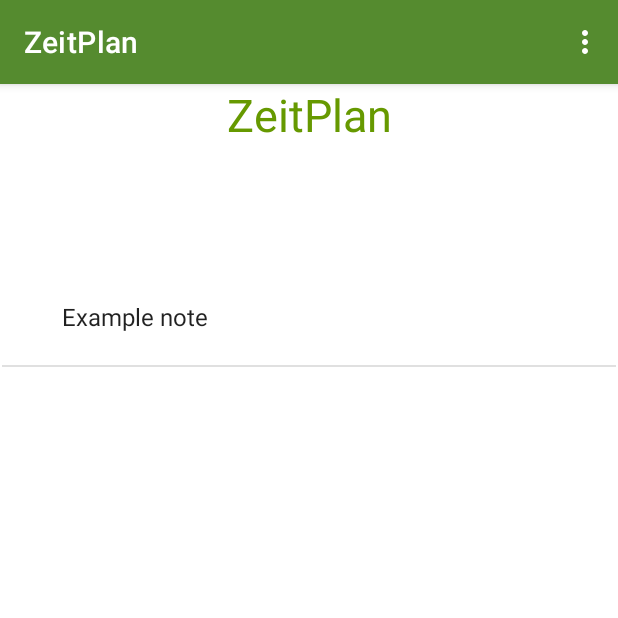
After one commit to danielaocampo2/ZeitPlan_proyect, an Android app: the NoteActivity screen opened directly, with no data from a screen before it, on a phone screen of 412 x 824 dp, the top half of it. The commit adds this screen. Run offline under Robolectric (Android 15) with nearby library versions, the phone set to English and light mode, and no system bars.

Commit message:
UC8-Notas Rápidas

```diff
--- a/app/build.gradle
+++ b/app/build.gradle
@@ -1,6 +1,7 @@
 plugins {
     id 'com.android.application'
     id 'com.google.gms.google-services'
+
 }
 
 android {
--- /dev/null
+++ b/app/src/main/java/com/example/zeitplan_proyect/NoteActivity.java
@@ -0,0 +1,108 @@
+package com.example.zeitplan_proyect;
+
+import android.content.Context;
+import android.content.DialogInterface;
+import android.content.Intent;
+import android.content.SharedPreferences;
+import android.os.Bundle;
+import android.view.Menu;
+import android.view.MenuInflater;
+import android.view.MenuItem;
+import android.view.View;
+import android.widget.AdapterView;
+import android.widget.ArrayAdapter;
+import android.widget.ListView;
+import androidx.annotation.NonNull;
+import androidx.appcompat.app.AlertDialog;
+import androidx.appcompat.app.AppCompatActivity;
+import java.util.ArrayList;
+import java.util.HashSet;
+
+
+public class NoteActivity extends AppCompatActivity {
+
+    static ArrayList<String> notes = new ArrayList<>();
+    static ArrayAdapter arrayAdapter;
+
+    @Override
+    public boolean onCreateOptionsMenu(Menu menu) {
+
+        MenuInflater menuInflater = getMenuInflater();
+        menuInflater.inflate(R.menu.add_note_menu, menu);
+
+        return super.onCreateOptionsMenu(menu);
+    }
+
+    @Override
+    public boolean onOptionsItemSelected(@NonNull MenuItem item) {
+        super.onOptionsItemSelected(item);
+
+        if (item.getItemId() == R.id.add_note) {
+
+            // Moverse de NoteActivity a NotesEditorActivity
+            Intent intent = new Intent(getApplicationContext(), NoteEditorActivity.class);
+            startActivity(intent);
+            return true;
+        }
+
+        return false;
+    }
+
+    @Override
+    protected void onCreate(Bundle savedInstanceState) {
+        super.onCreate(savedInstanceState);
+        setContentView(R.layout.activity_note);
+
+        ListView listView = findViewById(R.id.listView);
+        SharedPreferences sharedPreferences = getApplicationContext().getSharedPreferences("com.example.notes", Context.MODE_PRIVATE);
+        HashSet<String> set = (HashSet<String>) sharedPreferences.getStringSet("notes", null);
+
+        if (set == null) {
+
+            notes.add("Example note");
+        } else {
+            notes = new ArrayList(set);
+        }
+
+        // Usando el listView ArrayAdapter para mostrar el contenido de la nota.
+        arrayAdapter = new ArrayAdapter(this, android.R.layout.simple_expandable_list_item_1, notes);
+
+        listView.setAdapter(arrayAdapter);
+
+        listView.setOnItemClickListener(new AdapterView.OnItemClickListener() {
+            @Override
+            public void onItemClick(AdapterView<?> adapterView, View view, int i, long l) {
+
+                // Ir de NoteActivity a NotesEditorActivity
+                Intent intent = new Intent(getApplicationContext(), NoteEditorActivity.class);
+                intent.putExtra("noteId", i);
+                startActivity(intent);
+
+            }
+        });
+
+        listView.setOnItemLongClickListener(new AdapterView.OnItemLongClickListener() {
+            @Override
+            public boolean onItemLongClick(AdapterView<?> adapterView, View view, int i, long l) {
+
+                final int itemToDelete = i;
+                // Borrar una nota de la app.
+                new AlertDialog.Builder(NoteActivity.this)
+                        .setIcon(android.R.drawable.ic_dialog_alert)
+                        .setTitle("¿Estas seguro?")
+                        .setMessage("¿Desea eliminar esta nota?")
+                        .setPositiveButton("Si", new DialogInterface.OnClickListener() {
+                            @Override
+                            public void onClick(DialogInterface dialogInterface, int i) {
+                                notes.remove(itemToDelete);
+                                arrayAdapter.notifyDataSetChanged();
+                                SharedPreferences sharedPreferences = getApplicationContext().getSharedPreferences("com.example.notes", Context.MODE_PRIVATE);
+                                HashSet<String> set = new HashSet(NoteActivity.notes);
+                                sharedPreferences.edit().putStringSet("notes", set).apply();
+                            }
+                        }).setNegativeButton("No", null).show();
+                return true;
+            }
+        });
+    }
+}
--- a/app/src/main/java/com/example/zeitplan_proyect/activity_login.java
+++ b/app/src/main/java/com/example/zeitplan_proyect/activity_login.java
@@ -67,7 +67,7 @@ public class activity_login extends AppCompatActivity {
 
         // Configurar Google Sign In
         GoogleSignInOptions gso = new GoogleSignInOptions.Builder(GoogleSignInOptions.DEFAULT_SIGN_IN)
-                .requestIdToken(getString(R.string.default_web_client_id))
+                .requestIdToken("675066042731-0l48r9a8elb4emsq279q8i4co9sjhg4s.apps.googleusercontent.com")
                 .requestEmail()
                 .build();
         // Crear un GoogleSignInClient con las opciones especificadas por gso.
--- /dev/null
+++ b/app/src/main/res/layout/activity_note.xml
@@ -0,0 +1,33 @@
+<?xml version="1.0" encoding="utf-8"?>
+<androidx.constraintlayout.widget.ConstraintLayout
+    xmlns:android="http://schemas.android.com/apk/res/android"
+    xmlns:app="http://schemas.android.com/apk/res-auto"
+    xmlns:tools="http://schemas.android.com/tools"
+    android:layout_width="match_parent"
+    android:layout_height="match_parent"
+    tools:context=".NoteActivity">
+
+    <ListView
+        android:id="@+id/listView"
+        android:layout_width="409dp"
+        android:layout_height="601dp"
+        android:layout_marginTop="80dp"
+        app:layout_constraintBottom_toBottomOf="parent"
+        app:layout_constraintEnd_toEndOf="parent"
+        app:layout_constraintStart_toStartOf="parent"
+        app:layout_constraintTop_toTopOf="parent" />
+
+    <TextView
+        android:id="@+id/textView2"
+        android:layout_width="0dp"
+        android:layout_height="0dp"
+        android:gravity="center_horizontal"
+        android:text="ZeitPlan"
+        android:textColor="@android:color/holo_green_dark"
+        android:textSize="30sp"
+        app:layout_constraintBottom_toTopOf="@+id/listView"
+        app:layout_constraintEnd_toEndOf="parent"
+        app:layout_constraintStart_toStartOf="parent"
+        app:layout_constraintTop_toTopOf="parent" />
+
+</androidx.constraintlayout.widget.ConstraintLayout>
--- /dev/null
+++ b/app/src/main/res/menu/add_note_menu.xml
@@ -0,0 +1,8 @@
+<?xml version="1.0" encoding="utf-8"?>
+<!--Menu que muestra información al
+    Usuario para añadir una nota-->
+<menu xmlns:android="http://schemas.android.com/apk/res/android">
+
+    <item android:id="@+id/add_note" android:title="Añadir nota"></item>
+
+</menu>
--- a/app/src/main/res/values/strings.xml
+++ b/app/src/main/res/values/strings.xml
@@ -1,5 +1,5 @@
 <resources>
-    <string name="app_name">ZeitPlan_proyect</string>
+    <string name="app_name">ZeitPlan</string>
     <string name="Correo">Correo</string>
     <string name="Password">Contraseña</string>
     <string name="desc">Logo</string>
--- a/build.gradle
+++ b/build.gradle
@@ -17,6 +17,7 @@ buildscript {
 plugins {
     id 'com.android.application' version '7.1.1' apply false
     id 'com.android.library' version '7.1.1' apply false
+
 }
 
 allprojects {
```
Also changed, not shown: app/src/main/AndroidManifest.xml (+12 -10 lines), app/src/main/java/com/example/zeitplan_proyect/NoteEditorActivity.java (added, +58 -0 lines), app/src/main/res/layout/activity_note_editor.xml (added, +25 -0 lines).
